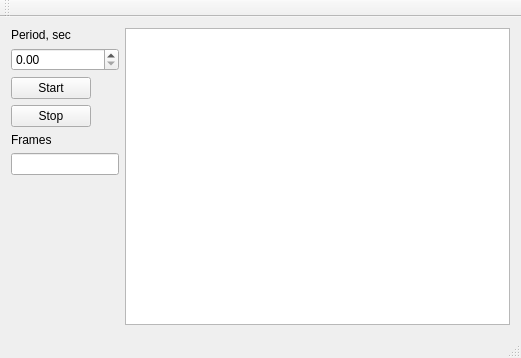
Above: mainwindow.ui from Nikita-Presnov/Qlockin before the change. Below: the same form after it.
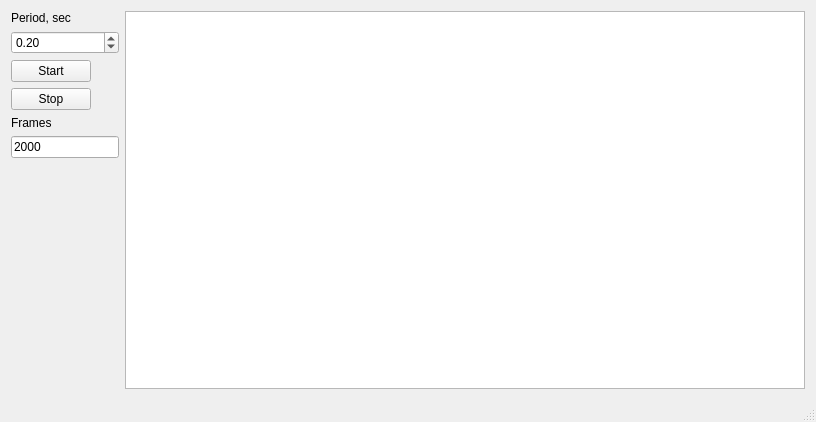
That is the form after the change.

Commit message: End of textbrouser

```diff
--- a/mainwindow.ui
+++ b/mainwindow.ui
@@ -6,8 +6,8 @@
    <rect>
     <x>0</x>
     <y>0</y>
-    <width>521</width>
-    <height>358</height>
+    <width>816</width>
+    <height>422</height>
    </rect>
   </property>
   <property name="windowTitle">
@@ -16,7 +16,11 @@
   <widget class="QWidget" name="centralWidget">
    <layout class="QGridLayout" name="gridLayout">
     <item row="1" column="0">
-     <widget class="QDoubleSpinBox" name="period_value"/>
+     <widget class="QDoubleSpinBox" name="period_value">
+      <property name="value">
+       <double>0.200000000000000</double>
+      </property>
+     </widget>
     </item>
     <item row="3" column="0">
      <widget class="QPushButton" name="stop_botton">
@@ -59,6 +63,9 @@
         <verstretch>0</verstretch>
        </sizepolicy>
       </property>
+      <property name="text">
+       <string>2000</string>
+      </property>
      </widget>
     </item>
     <item row="4" column="0">
@@ -106,14 +113,6 @@
     </rect>
    </property>
   </widget>
-  <widget class="QToolBar" name="mainToolBar">
-   <attribute name="toolBarArea">
-    <enum>TopToolBarArea</enum>
-   </attribute>
-   <attribute name="toolBarBreak">
-    <bool>false</bool>
-   </attribute>
-  </widget>
   <widget class="QStatusBar" name="statusBar"/>
  </widget>
  <layoutdefault spacing="6" margin="11"/>
```
Left out of the diff: 4 changed lines with no effect on the pictures. The commit also changes 1 other file.
